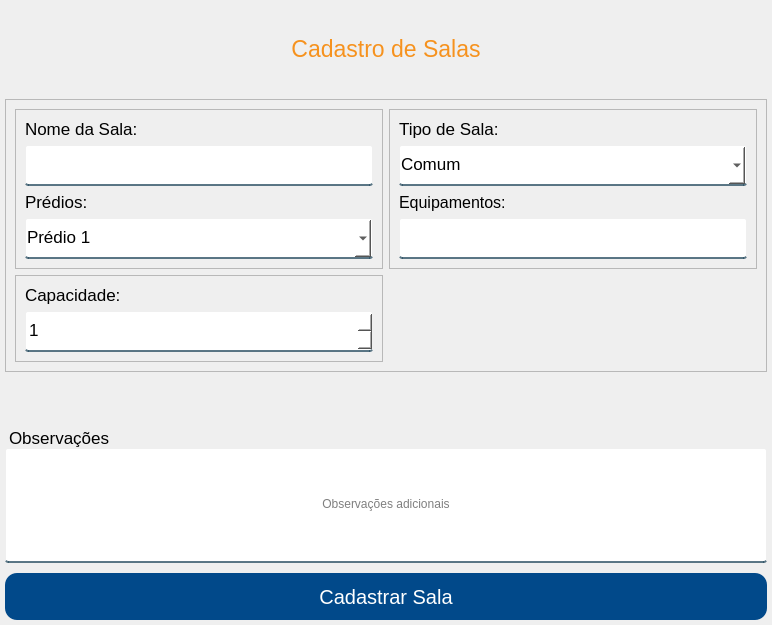
Old version of the form App/view/ui/cadastroSalas.ui in the repository Senac-SOR-ADS/Mapa-de-Sala.
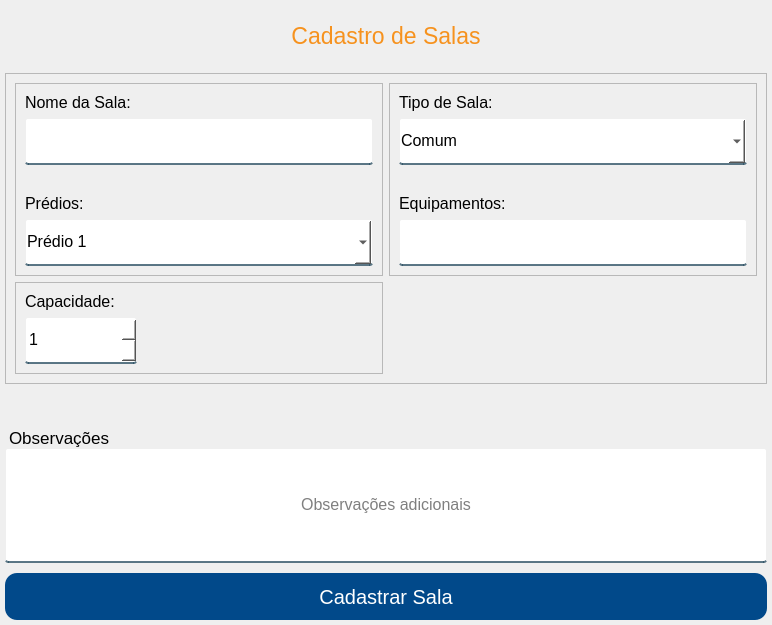
New version of the form.

Commit message:
Alterações nas telas de Salas
Layout alterado para estar de acordo com a ordem padrão seguida

```diff
--- a/App/view/ui/cadastroSalas.ui
+++ b/App/view/ui/cadastroSalas.ui
@@ -136,7 +136,7 @@
           <widget class="QLabel" name="label_15">
            <property name="font">
             <font>
-             <pointsize>13</pointsize>
+             <pointsize>12</pointsize>
             </font>
            </property>
            <property name="text">
@@ -146,15 +146,21 @@
          </item>
          <item>
           <widget class="QSpinBox" name="mediaCapacidade">
+           <property name="sizePolicy">
+            <sizepolicy hsizetype="Fixed" vsizetype="Fixed">
+             <horstretch>0</horstretch>
+             <verstretch>0</verstretch>
+            </sizepolicy>
+           </property>
            <property name="minimumSize">
             <size>
-             <width>0</width>
-             <height>41</height>
+             <width>112</width>
+             <height>47</height>
             </size>
            </property>
            <property name="font">
             <font>
-             <pointsize>13</pointsize>
+             <pointsize>12</pointsize>
             </font>
            </property>
            <property name="cursor">
@@ -190,7 +196,7 @@
           <widget class="QLabel" name="label_13">
            <property name="font">
             <font>
-             <pointsize>13</pointsize>
+             <pointsize>12</pointsize>
             </font>
            </property>
            <property name="text">
@@ -211,13 +217,13 @@
            </property>
            <property name="minimumSize">
             <size>
-             <width>231</width>
-             <height>41</height>
+             <width>0</width>
+             <height>47</height>
             </size>
            </property>
            <property name="font">
             <font>
-             <pointsize>13</pointsize>
+             <pointsize>12</pointsize>
             </font>
            </property>
            <property name="cursor">
@@ -252,6 +258,19 @@
            </item>
           </widget>
          </item>
+         <item>
+          <spacer name="verticalSpacer_5">
+           <property name="orientation">
+            <enum>Qt::Vertical</enum>
+           </property>
+           <property name="sizeHint" stdset="0">
+            <size>
+             <width>20</width>
+             <height>40</height>
+            </size>
+           </property>
+          </spacer>
+         </item>
          <item>
           <widget class="QLabel" name="label_14">
            <property name="minimumSize">
@@ -283,13 +302,13 @@
           <widget class="QLineEdit" name="tipoEquipamento">
            <property name="minimumSize">
             <size>
-             <width>231</width>
-             <height>41</height>
+             <width>0</width>
+             <height>47</height>
             </size>
            </property>
            <property name="font">
             <font>
-             <pointsize>13</pointsize>
+             <pointsize>12</pointsize>
             </font>
            </property>
            <property name="placeholderText">
@@ -319,7 +338,7 @@
           <widget class="QLabel" name="label_11">
            <property name="font">
             <font>
-             <pointsize>13</pointsize>
+             <pointsize>12</pointsize>
             </font>
            </property>
            <property name="text">
@@ -334,13 +353,13 @@
           <widget class="QLineEdit" name="nomeSala">
            <property name="minimumSize">
             <size>
-             <width>231</width>
-             <height>41</height>
+             <width>0</width>
+             <height>47</height>
             </size>
            </property>
            <property name="font">
             <font>
-             <pointsize>13</pointsize>
+             <pointsize>12</pointsize>
             </font>
            </property>
            <property name="placeholderText">
@@ -348,11 +367,24 @@
            </property>
           </widget>
          </item>
+         <item>
+          <spacer name="verticalSpacer_4">
+           <property name="orientation">
+            <enum>Qt::Vertical</enum>
+           </property>
+           <property name="sizeHint" stdset="0">
+            <size>
+             <width>20</width>
+             <height>40</height>
+            </size>
+           </property>
+          </spacer>
+         </item>
          <item>
           <widget class="QLabel" name="label_12">
            <property name="font">
             <font>
-             <pointsize>13</pointsize>
+             <pointsize>12</pointsize>
             </font>
            </property>
            <property name="text">
@@ -373,13 +405,13 @@
            </property>
            <property name="minimumSize">
             <size>
-             <width>231</width>
-             <height>41</height>
+             <width>0</width>
+             <height>47</height>
             </size>
            </property>
            <property name="font">
             <font>
-             <pointsize>13</pointsize>
+             <pointsize>12</pointsize>
             </font>
            </property>
            <property name="cursor">
@@ -447,10 +479,15 @@
      </property>
      <property name="minimumSize">
       <size>
-       <width>125</width>
+       <width>0</width>
        <height>125</height>
       </size>
      </property>
+     <property name="font">
+      <font>
+       <pointsize>12</pointsize>
+      </font>
+     </property>
      <property name="alignment">
       <set>Qt::AlignCenter</set>
      </property>
```
The commit also changes 1 other file.
